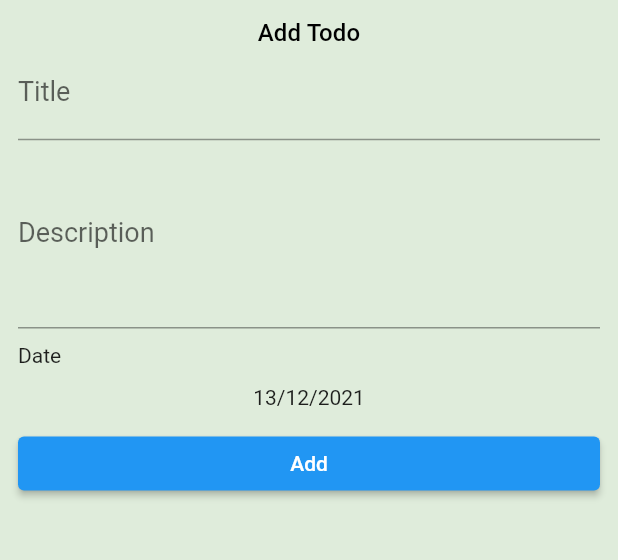
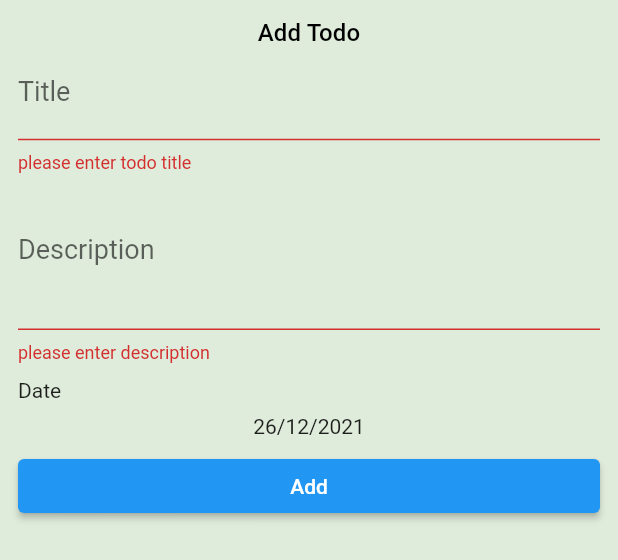
Before and after one commit to ShehabAldeen/todo2app, a Flutter app: the AddToddBottomSheet widget shown alone on an empty page, opened directly, after a tap on "Add", on a phone screen of 412 x 824 dp. Shown: the top 560 px of the screen. Run offline on Flutter 3.47's test engine with Material 2 defaults, Android fonts, the phone set to English and light mode, and no system bars; our stand-ins replace cloud_firestore, firebase_core, flutter_slidable, table_calendar; accounts and stored records are empty; generated files the repository leaves out were written again.

Commit message:
tie add bottom to text

```diff
--- /dev/null
+++ b/lib/date/firebase_utiles.dart
@@ -0,0 +1,26 @@
+import 'package:cloud_firestore/cloud_firestore.dart';
+import 'package:todo2/date/todo.dart';
+
+CollectionReference<Todo> getTodoCollectionWithConverter() {
+  return FirebaseFirestore.instance
+      .collection(Todo.collectionName)
+      .withConverter<Todo>(
+        fromFirestore: (snapshot, _) => Todo.fromJson(snapshot.data()!),
+        toFirestore: (movie, _) => movie.toJson(),
+      );
+}
+
+Future<void> addTodoFireStore(
+    String title, String description, DateTime dateTime) {
+  CollectionReference<Todo> collectionReference =
+      getTodoCollectionWithConverter();
+  DocumentReference<Todo> decRef = collectionReference.doc();
+  Todo item = Todo(
+    id: decRef.id,
+    title: title,
+    description: description,
+    dateTime: dateTime,
+  );
+
+  return decRef.set(item);
+}
--- /dev/null
+++ b/lib/date/todo.dart
@@ -0,0 +1,34 @@
+class Todo {
+  static const String collectionName = 'todos';
+  String id;
+  String title;
+  String description;
+  DateTime dateTime;
+  bool isDone;
+
+  Todo(
+      {required this.id,
+      required this.title,
+      required this.description,
+      required this.dateTime,
+      this.isDone = false});
+
+  Todo.fromJson(Map<String, Object?> json)
+      : this(
+            id: json['id']! as String,
+            title: json['title']! as String,
+            description: json['description']! as String,
+            dateTime:
+                DateTime.fromMillisecondsSinceEpoch(json['dateTime'] as int),
+            isDone: json['isDone'] as bool);
+
+  Map<String, Object?> toJson() {
+    return {
+      'id': id,
+      'title': title,
+      'description': description,
+      'dateTime': dateTime.microsecondsSinceEpoch,
+      'isDone': isDone,
+    };
+  }
+}
--- a/lib/ui/add_todo_widget.dart
+++ b/lib/ui/add_todo_widget.dart
@@ -1,5 +1,6 @@
 import 'package:flutter/cupertino.dart';
 import 'package:flutter/material.dart';
+import 'package:todo2/date/firebase_utiles.dart';
 
 class AddToddBottomSheet extends StatefulWidget {
   @override
@@ -7,6 +8,11 @@ class AddToddBottomSheet extends StatefulWidget {
 }
 
 class _AddToddBottomSheetState extends State<AddToddBottomSheet> {
+  var formKey = GlobalKey<FormState>();
+  DateTime selectedDate = DateTime.now();
+  var title = '';
+  var description = '';
+
   @override
   Widget build(BuildContext context) {
     return Container(
@@ -19,18 +25,42 @@ class _AddToddBottomSheetState extends State<AddToddBottomSheet> {
             textAlign: TextAlign.center,
             style: Theme.of(context).textTheme.subtitle2,
           ),
-          TextField(
+          Form(
+              key: formKey,
+              child: Column(
+                children: [
+                  TextFormField(
                     decoration: InputDecoration(
                       labelText: 'Title',
                     ),
+                    validator: (text) {
+                      if (text == null || text.isEmpty) {
+                        return 'please enter todo title';
+                      }
+                      return null;
+                    },
+                    onChanged: (text) {
+                      title = text;
+                    },
                   ),
-          TextField(
+                  TextFormField(
                     decoration: InputDecoration(
                       labelText: 'Description',
                     ),
-            minLines: 4,
-            maxLines: 4,
+                    minLines: 3,
+                    maxLines: 3,
+                    validator: (text) {
+                      if (text == null || text.isEmpty) {
+                        return 'please enter description';
+                      }
+                      return null;
+                    },
+                    onChanged: (text) {
+                      description = text;
+                    },
                   ),
+                ],
+              )),
           SizedBox(
             height: 10,
           ),
@@ -40,15 +70,17 @@ class _AddToddBottomSheetState extends State<AddToddBottomSheet> {
               showDateDialge();
             },
             child: Padding(
-              padding: const EdgeInsets.all(12),
+              padding: const EdgeInsets.all(8),
               child: Text(
-                '13/12/2021',
+                '${selectedDate.day}/${selectedDate.month}/${selectedDate.year}',
                 textAlign: TextAlign.center,
               ),
             ),
           ),
           ElevatedButton(
-            onPressed: () {},
+            onPressed: () {
+              addTodo();
+            },
             child: Text('Add'),
           )
         ],
@@ -56,11 +88,26 @@ class _AddToddBottomSheetState extends State<AddToddBottomSheet> {
     );
   }
 
-  void showDateDialge() {
-    showDatePicker(
+  void addTodo() {
+    if (!formKey.currentState!.validate()) {
+      return;
+    }
+    addTodoFireStore(title, description, selectedDate).then((value) {
+      Navigator.pop(context);
+    }).onError((error, stackTrace) {
+      print('Error adding');
+    }).timeout(Duration(seconds: 10), onTimeout: () {});
+  }
+
+  void showDateDialge() async {
+    var newSelectedDate = await showDatePicker(
         context: context,
-        initialDate: DateTime.now(),
+        initialDate: selectedDate,
         firstDate: DateTime.now(),
         lastDate: DateTime.now().add(Duration(days: 365)));
+    if (newSelectedDate != null) {
+      selectedDate = newSelectedDate;
+      setState(() {});
     }
   }
+}
```
Lines whose indentation alone changed are shown as unchanged.
